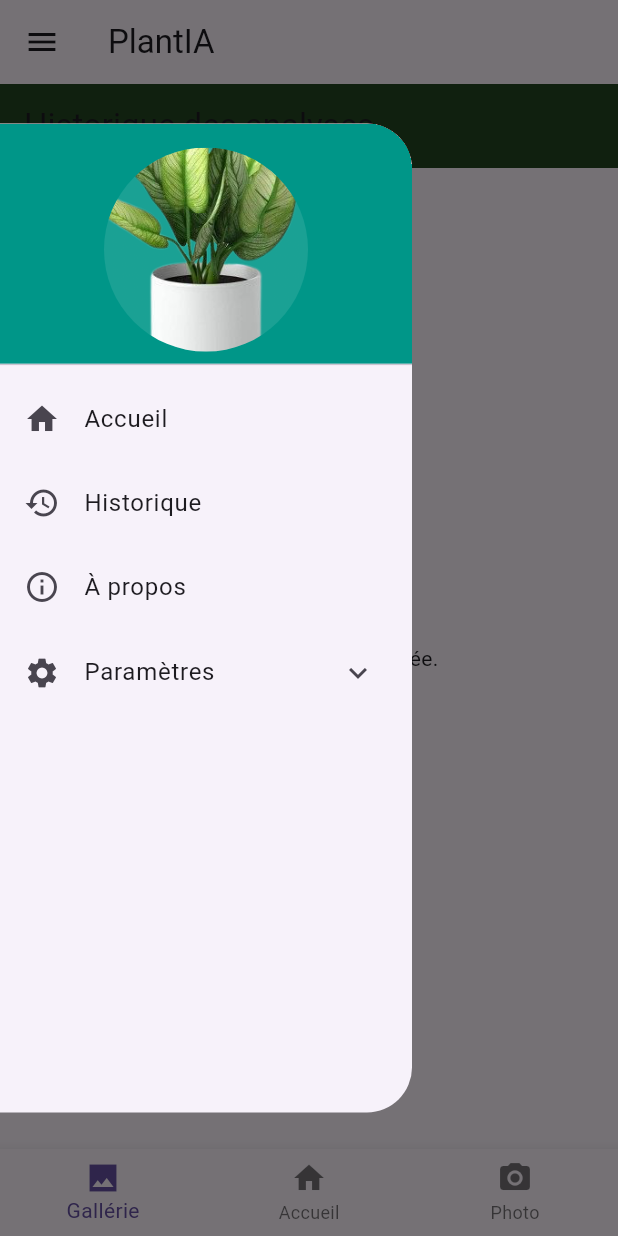
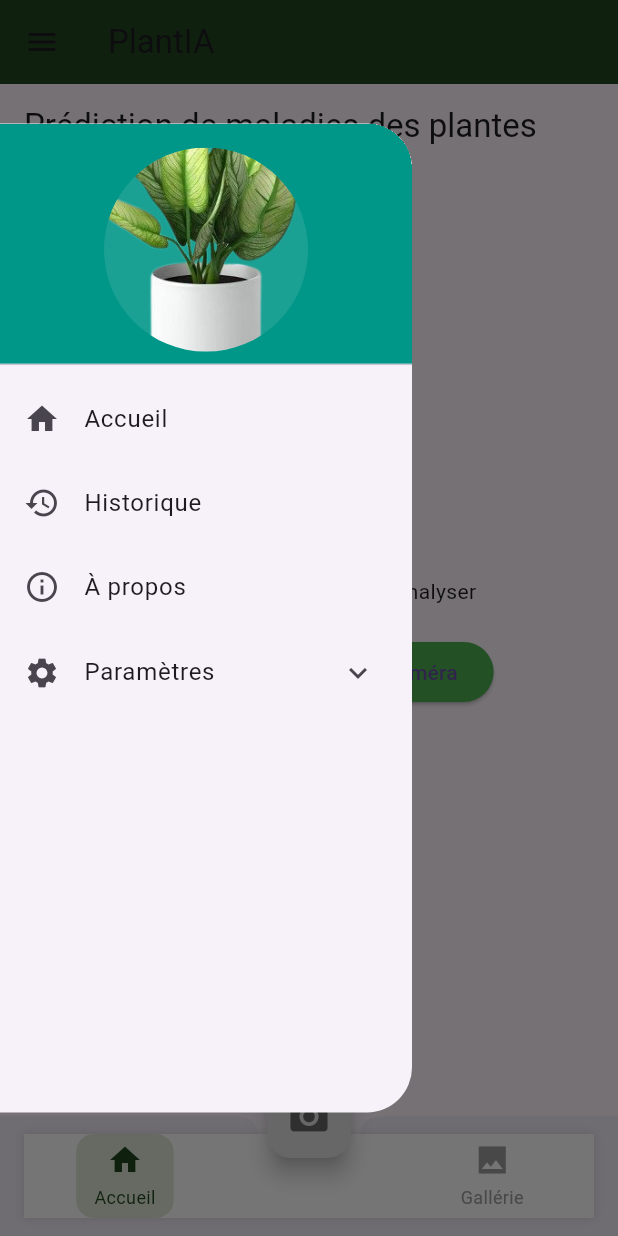
Before and after one commit to Cyrus-CS/Plante-AI, a Flutter app: the CustomBottomNav screen opened directly, with the side drawer open, on a phone screen of 412 x 824 dp. Run offline on Flutter 3.47's test engine with Material 3 defaults, Android fonts, the phone set to English and light mode, and no system bars; our stand-ins replace badges, easy_localization, flutter_spinkit, image_picker, sqflite; missing offline and left inert: tflite_flutter; accounts and stored records are empty.

Commit message:
Application de détection de maladie

```diff
--- a/lib/view/onboarding_contents_screen.dart
+++ b/lib/view/onboarding_contents_screen.dart
@@ -24,7 +24,7 @@ List<OnboardingContents> contents = [
   ),
   OnboardingContents(
     title: "Résultats Prédits",
-    image: "assets/images/3.gif",
+    image: "assets/images/resultats.png",
     desc:
         "Après avoir capturé ou téléchargé une image, l'application effectue une analyse approfondie pour détecter toute anomalie ou maladie sur la plante.",
   ),
--- a/lib/widgets/custom_bottom_nav.dart
+++ b/lib/widgets/custom_bottom_nav.dart
@@ -1,5 +1,4 @@
 import 'package:flutter/material.dart';
-
 import '../testj/history_page.dart';
 import '../view/prediction_screen.dart';
 import '../widgets/custom_drawer.dart';
@@ -12,44 +11,96 @@ class CustomBottomNav extends StatefulWidget {
 }
 
 class _CustomBottomNavState extends State<CustomBottomNav> {
-  int _selectedIndex = 0;
+  int _selectedIndex = 1;
+
+  final Color primaryColor = Color(0xFF234520);
+  final Color secondaryColor = Color(0xFF5B8C2D);
 
   final List<Widget> _pages = [
-    HistoryPage(), // Page pour le BottomNav index 0
-    PredictionPage(), // Page pour le BottomNav index 1
-    HistoryPage(), // Page pour le BottomNav index 2
+    const HistoryPage(),       // Gallérie
+    const PredictionPage(),    // Accueil
+    const PredictionPage(),    // Photo
   ];
 
   void _onDrawerItemSelected(int index) {
     setState(() {
       _selectedIndex = index;
     });
-    Navigator.of(context).pop(); // Ferme le drawer
+    Navigator.of(context).pop();
   }
 
   void _onBottomNavTapped(int index) {
     setState(() {
       _selectedIndex = index;
     });
-    // Pas besoin de navigation ici, on met simplement à jour l'index
   }
 
   @override
   Widget build(BuildContext context) {
     return Scaffold(
       drawer: CustomDrawer(onItemSelected: _onDrawerItemSelected),
-      appBar: AppBar(title: const Text('PlantIA')),
-      body: _pages[
-          _selectedIndex], // Affiche la page en fonction de l'index sélectionné
-      bottomNavigationBar: BottomNavigationBar(
-        currentIndex: _selectedIndex,
-        onTap: _onBottomNavTapped,
-        items: const [
-          BottomNavigationBarItem(
-              icon: Icon(Icons.photo_sharp), label: 'Gallérie'),
-          BottomNavigationBarItem(icon: Icon(Icons.home), label: 'Accueil'),
-          BottomNavigationBarItem(icon: Icon(Icons.photo_camera), label: 'Photo'),
-        ],
+      appBar: AppBar(
+        title: const Text('PlantIA'),
+        backgroundColor: primaryColor,
+      ),
+      body: _pages[_selectedIndex],
+      bottomNavigationBar: BottomAppBar(
+        shape: const CircularNotchedRectangle(),
+        notchMargin: 8.0,
+        child: Container(
+          height: 60,
+          decoration: const BoxDecoration(
+            color: Colors.white,
+            boxShadow: [BoxShadow(color: Colors.black12, blurRadius: 4)],
+          ),
+          child: Row(
+            mainAxisAlignment: MainAxisAlignment.spaceAround,
+            children: [
+              _buildNavItem(icon: Icons.home, label: 'Accueil', index: 1),
+              const SizedBox(width: 40), // pour le notch central
+              _buildNavItem(icon: Icons.photo_sharp, label: 'Gallérie', index: 0),
+            ],
+          ),
+        ),
+      ),
+      floatingActionButton: FloatingActionButton(
+        onPressed: () => _onBottomNavTapped(2),
+        backgroundColor: _selectedIndex == 2 ? secondaryColor : Colors.grey.shade300,
+        child: Icon(
+          Icons.photo_camera,
+          size: 30,
+          color: _selectedIndex == 2 ? primaryColor : Colors.black54,
+        ),
+      ),
+      floatingActionButtonLocation: FloatingActionButtonLocation.centerDocked,
+    );
+  }
+
+  Widget _buildNavItem({required IconData icon, required String label, required int index}) {
+    final bool isSelected = _selectedIndex == index;
+
+    return GestureDetector(
+      onTap: () => _onBottomNavTapped(index),
+      child: Container(
+        padding: const EdgeInsets.symmetric(horizontal: 12),
+        decoration: BoxDecoration(
+          color: isSelected ? secondaryColor.withOpacity(0.2) : Colors.transparent,
+          borderRadius: BorderRadius.circular(12),
+        ),
+        child: Column(
+          mainAxisAlignment: MainAxisAlignment.center,
+          children: [
+            Icon(icon, color: isSelected ? primaryColor : Colors.grey),
+            const SizedBox(height: 4),
+            Text(
+              label,
+              style: TextStyle(
+                color: isSelected ? primaryColor : Colors.grey,
+                fontSize: 12,
+              ),
+            ),
+          ],
+        ),
       ),
     );
   }
--- a/pubspec.yaml
+++ b/pubspec.yaml
@@ -9,8 +9,8 @@ environment:
 dependencies:
   flutter:
     sdk: flutter
-  provider: ^6.1.1  # (ou une version plus récente si disponible)
-  easy_localization: ^3.0.3  # (ou la dernière version disponible)
+  provider: ^6.1.1
+  easy_localization: ^3.0.3
   cupertino_icons: ^1.0.8
   sqflite: ^2.3.0
   path: ^1.8.0
@@ -20,6 +20,7 @@ dependencies:
   image_picker: ^1.0.7
   image: ^4.1.3
   badges: ^3.0.2
+  firebase_storage: ^12.4.5
 
 dev_dependencies:
   flutter_test:
```
Also changed, not shown: lib/view/history_screen.dart (deleted, +0 -172 lines), assets/images/resultats.png (added), pubspec.lock, 5 other files.
